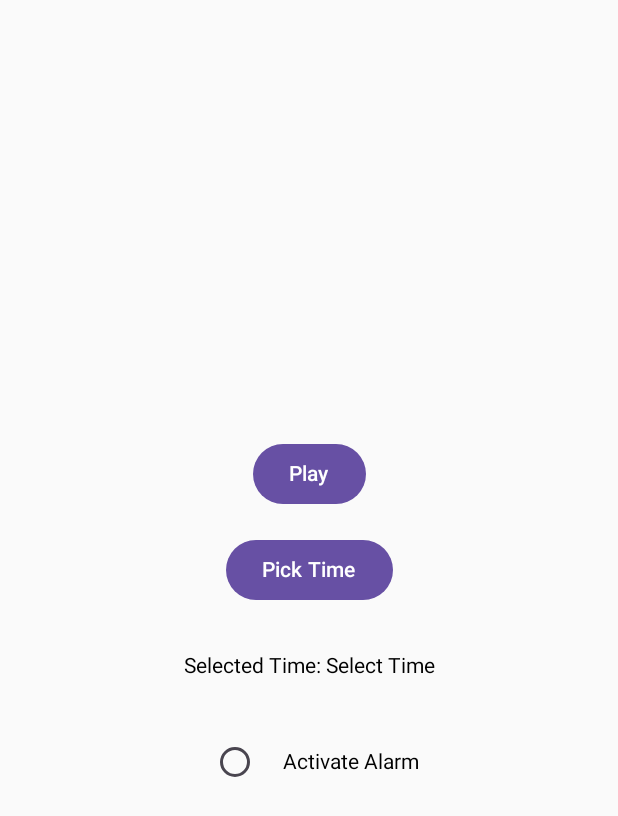
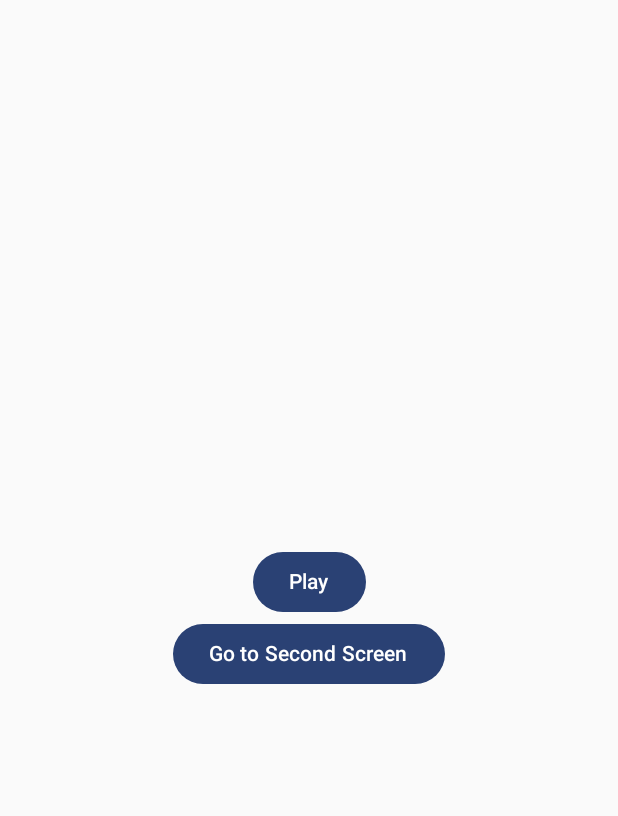
Before and after one commit to m-icha-l/Mood_Radio, an Android app built with Jetpack Compose: the screen it shows after launch (MainActivity), on a phone screen of 412 x 824 dp. Shown: the top 816 px of the screen. Run offline under Robolectric (Android 15) with nearby library versions, the phone set to English and light mode, and no system bars; libraries missing offline, so code that uses them is left out: com.google.android.exoplayer2.

Commit message:
Model_View and navigation update

```diff
--- a/app/build.gradle.kts
+++ b/app/build.gradle.kts
@@ -50,6 +50,8 @@ dependencies {
     implementation(libs.androidx.ui.tooling.preview)
     implementation(libs.androidx.material3)
     implementation(libs.androidx.activity.ktx)
+    implementation(libs.androidx.lifecycle.viewmodel.compose)
+    implementation(libs.androidx.navigation.compose)
     testImplementation(libs.junit)
     androidTestImplementation(libs.androidx.junit)
     androidTestImplementation(libs.androidx.espresso.core)
@@ -58,6 +60,7 @@ dependencies {
     debugImplementation(libs.androidx.ui.tooling)
     debugImplementation(libs.androidx.ui.test.manifest)
 
+
     implementation(libs.exoplayer)
 
 }
--- a/app/src/main/java/com/example/wake_up_radio/MainActivity.kt
+++ b/app/src/main/java/com/example/wake_up_radio/MainActivity.kt
@@ -1,183 +1,94 @@
 package com.example.wake_up_radio
 
-import android.app.AlarmManager
-import android.app.PendingIntent
-import android.app.TimePickerDialog
-import android.content.Context
-import android.content.Intent
-import android.os.Build
 import android.os.Bundle
-import android.util.Log
-import android.widget.TimePicker
-import android.widget.Toast
 import androidx.activity.ComponentActivity
 import androidx.activity.compose.setContent
-import androidx.compose.foundation.layout.*
-import androidx.compose.material3.*
+import androidx.compose.foundation.layout.Arrangement
+import androidx.compose.foundation.layout.Column
+import androidx.compose.foundation.layout.fillMaxSize
+import androidx.compose.material3.Button
+import androidx.compose.material3.Text
 import androidx.compose.runtime.*
 import androidx.compose.ui.Alignment
 import androidx.compose.ui.Modifier
 import androidx.compose.ui.platform.LocalContext
-import androidx.compose.ui.unit.dp
-import com.google.android.exoplayer2.ExoPlayer
-import com.google.android.exoplayer2.MediaItem
-import com.google.android.exoplayer2.audio.AudioAttributes
-import java.util.*
+import androidx.lifecycle.ViewModel
+import androidx.lifecycle.ViewModelProvider
+import androidx.lifecycle.viewmodel.compose.viewModel
+import androidx.navigation.NavController
+import androidx.navigation.compose.NavHost
+import androidx.navigation.compose.composable
+import androidx.navigation.compose.rememberNavController
+import com.example.wake_up_radio.ui.theme.Wake_up_radioTheme
+
+
+import androidx.compose.runtime.Composable
+
+
 
 class MainActivity : ComponentActivity() {
     override fun onCreate(savedInstanceState: Bundle?) {
         super.onCreate(savedInstanceState)
-        // Check if app was launched by the alarm
-        val fromAlarm = intent.getBooleanExtra("FROM_ALARM", false)
         setContent {
-            RadioPlayerScreen(fromAlarm)
-        }
-
-        // Request SCHEDULE_EXACT_ALARM permission for Android 12+
-        if (Build.VERSION.SDK_INT >= Build.VERSION_CODES.S) {
-            val alarmManager = getSystemService(Context.ALARM_SERVICE) as AlarmManager
-            if (!alarmManager.canScheduleExactAlarms()) {
-                val intent = Intent(android.provider.Settings.ACTION_REQUEST_SCHEDULE_EXACT_ALARM)
-                startActivity(intent)
+            Wake_up_radioTheme {
+                NavigationGraph()
             }
         }
     }
 }
 
-// Schedule the app to open at a specific time
-fun scheduleAppLaunch(context: Context, hour: Int, minute: Int) {
-    val alarmManager = context.getSystemService(Context.ALARM_SERVICE) as AlarmManager
-    val intent = Intent(context, MainActivity::class.java).apply {
-        putExtra("FROM_ALARM", true) // Indicate alarm triggered it
-    }
-
-    val pendingIntent = PendingIntent.getActivity(
-        context, 0, intent, PendingIntent.FLAG_UPDATE_CURRENT or PendingIntent.FLAG_IMMUTABLE
-    )
-
-    val calendar = Calendar.getInstance().apply {
-        timeInMillis = System.currentTimeMillis()
-        set(Calendar.HOUR_OF_DAY, hour)
-        set(Calendar.MINUTE, minute)
-        set(Calendar.SECOND, 0)
-
-        // If the selected time is in the past, add 1 day
-        if (timeInMillis <= System.currentTimeMillis()) {
-            add(Calendar.DAY_OF_YEAR, 1)
-        }
-    }
-
-    // Debug log
-    Log.d("AlarmDebug", "Alarm scheduled for: ${calendar.time}")
-
-    // Wrap in try-catch to handle SecurityException
-    try {
-        alarmManager.setExact(AlarmManager.RTC_WAKEUP, calendar.timeInMillis, pendingIntent)
-        Toast.makeText(context, "Alarm set for $hour:$minute", Toast.LENGTH_SHORT).show()
-    } catch (e: SecurityException) {
-        Toast.makeText(context, "Unable to schedule alarm: Permission denied", Toast.LENGTH_LONG).show()
+class ModelFactory(private val context: android.content.Context) : ViewModelProvider.Factory {
+    override fun <T : ViewModel> create(modelClass: Class<T>): T {
+        return Model_logic(context) as T
     }
 }
 
 @Composable
-fun RadioPlayerScreen(fromAlarm: Boolean) {
+fun NavigationGraph() {
+    // Create the NavController to manage navigation
+    val navController = rememberNavController()
+
+    // Set up the navigation host
+    NavHost(navController = navController, startDestination = "home") {
+        // Define Composables for each route
+        composable("home") { RadioPlayerScreen(navController) }
+        composable("first_screen") { First_Screen(navController) }
+    }
+}
+
+@Composable
+fun RadioPlayerScreen(navController: NavController, modifier: Modifier = Modifier) {
     val context = LocalContext.current
-    var selectedTime by remember { mutableStateOf("Select Time") }
-    var alarmActive by remember { mutableStateOf(false) }
-    val calendar = Calendar.getInstance()
+    val myViewModel: Model_logic = viewModel(factory = ModelFactory(context)) // Create ViewModel instance
 
-    // Initialize ExoPlayer
-    val exoPlayer = remember {
-        ExoPlayer.Builder(context).build().apply {
-            setAudioAttributes(
-                AudioAttributes.Builder()
-                    .setUsage(com.google.android.exoplayer2.C.USAGE_MEDIA)
-                    .setContentType(com.google.android.exoplayer2.C.AUDIO_CONTENT_TYPE_MUSIC)
-                    .build(),
-                true
-            )
-            setMediaItem(
-                MediaItem.Builder()
-                    .setUri("https://wr2.downtime.fi/kaakko.aac") // Replace with your radio URL
-                    .build()
-            )
-            prepare()
-        }
-    }
+    val isPlaying by myViewModel::isPlaying // Observes state
 
-    // Automatically play if launched by the alarm
-    var isPlaying by remember { mutableStateOf(fromAlarm) }
-    if (fromAlarm && !isPlaying) {
-        exoPlayer.play()
-        isPlaying = true
-    }
-
-    // Dispose ExoPlayer when component is removed
-    DisposableEffect(Unit) {
-        onDispose { exoPlayer.release() }
-    }
-
-    // UI: Play/Stop Button
     Column(
         modifier = Modifier.fillMaxSize(),
         verticalArrangement = Arrangement.Center,
         horizontalAlignment = Alignment.CenterHorizontally
     ) {
-        Button(onClick = {
-            if (isPlaying) exoPlayer.pause() else exoPlayer.play()
-            isPlaying = !isPlaying
-        }) {
-            Text(if (isPlaying) "Stop" else "Play")
+        Button(onClick = { myViewModel.pause_play() }) // Call function using instance
+        {
+            Text(if (isPlaying) "Stop" else "Play") // Use instance property
         }
-
-        // Set Time Button with Time Picker Dialog
-        Button(
-            onClick = {
-                val timePickerDialog = TimePickerDialog(
-                    context,
-                    { _: TimePicker, hourOfDay: Int, minute: Int ->
-                        selectedTime = String.format("%02d:%02d", hourOfDay, minute)
-                    },
-                    calendar.get(Calendar.HOUR_OF_DAY),
-                    calendar.get(Calendar.MINUTE),
-                    true
-                )
-                timePickerDialog.show()
-            },
-            modifier = Modifier.padding(16.dp)
-        ) {
-            Text(text = "Pick Time")
-        }
-
-        // Display the selected time
-        Text(text = "Selected Time: $selectedTime", modifier = Modifier.padding(16.dp))
-
-        // RadioButton to toggle alarm active state
-        Row(
-            verticalAlignment = Alignment.CenterVertically,
-            modifier = Modifier.padding(top = 16.dp)
-        ) {
-            RadioButton(
-                selected = alarmActive,
-                onClick = { alarmActive = !alarmActive }
-            )
-            Spacer(modifier = Modifier.width(8.dp))
-            Text(text = "Activate Alarm")
-
-            // Button to schedule the alarm if it's active
-            if (alarmActive) {
-                Button(
-                    onClick = {
-                        val (hour, minute) = selectedTime.split(":").let {
-                            it[0].toInt() to it[1].toInt()
-                        }
-                        scheduleAppLaunch(context, hour, minute)
-                    },
-                    modifier = Modifier.padding(start = 16.dp)
-                ) {
-                    Text("Set Alarm")
-                }
-            }
+        Button(onClick = { navController.navigate("first_screen") }) {
+            Text("Go to Second Screen")
         }
     }
 }
+
+@Composable
+fun First_Screen(navController: NavController) {
+    // Simple UI for second screen
+    Column(
+        modifier = Modifier.fillMaxSize(),
+        verticalArrangement = Arrangement.Center,
+        horizontalAlignment = Alignment.CenterHorizontally
+    ) {
+        Text("Welcome to the second screen!")
+        Button(onClick = { navController.navigate("home") }) {
+            Text("Go to Second Screen")
+        }
+    }
+}
--- /dev/null
+++ b/app/src/main/java/com/example/wake_up_radio/Model_logic.kt
@@ -0,0 +1,38 @@
+package com.example.wake_up_radio
+import android.content.Context
+import androidx.compose.runtime.*
+import androidx.lifecycle.ViewModel
+import com.google.android.exoplayer2.ExoPlayer
+import com.google.android.exoplayer2.MediaItem
+import com.google.android.exoplayer2.audio.AudioAttributes
+
+class Model_logic(context: Context) : ViewModel()
+{
+    var isPlaying by mutableStateOf(false)
+    val kaakko_URL = "https://wr2.downtime.fi/kaakko.aac"
+    // Initialize ExoPlayer
+    val exoPlayer: ExoPlayer = ExoPlayer.Builder(context).build().apply {
+        setAudioAttributes(
+            AudioAttributes.Builder()
+                .setUsage(com.google.android.exoplayer2.C.USAGE_MEDIA)
+                .setContentType(com.google.android.exoplayer2.C.AUDIO_CONTENT_TYPE_MUSIC)
+                .build(),
+            true
+        )
+        val mediaItem = MediaItem.fromUri(kaakko_URL)
+        setMediaItem(mediaItem)
+        prepare()
+    }
+
+    fun pause_play() {
+        if (isPlaying) {
+            exoPlayer.pause()
+        } else {
+            exoPlayer.playWhenReady = true
+            exoPlayer.play()
+        }
+        isPlaying = !isPlaying
+    }
+
+
+}
--- a/gradle/libs.versions.toml
+++ b/gradle/libs.versions.toml
@@ -10,9 +10,12 @@ lifecycleRuntimeKtx = "2.8.7"
 activityCompose = "1.10.0"
 composeBom = "2024.04.01"
 activityKtx = "1.10.0"
+navigationCompose = "2.8.8"
 
 [libraries]
 androidx-core-ktx = { group = "androidx.core", name = "core-ktx", version.ref = "coreKtx" }
+androidx-lifecycle-viewmodel-compose = { module = "androidx.lifecycle:lifecycle-viewmodel-compose", version.ref = "lifecycleRuntimeKtx" }
+androidx-navigation-compose = { module = "androidx.navigation:navigation-compose", version.ref = "navigationCompose" }
 exoplayer = { module = "com.google.android.exoplayer:exoplayer", version.ref = "exoplayer" }
 junit = { group = "junit", name = "junit", version.ref = "junit" }
 androidx-junit = { group = "androidx.test.ext", name = "junit", version.ref = "junitVersion" }
```
